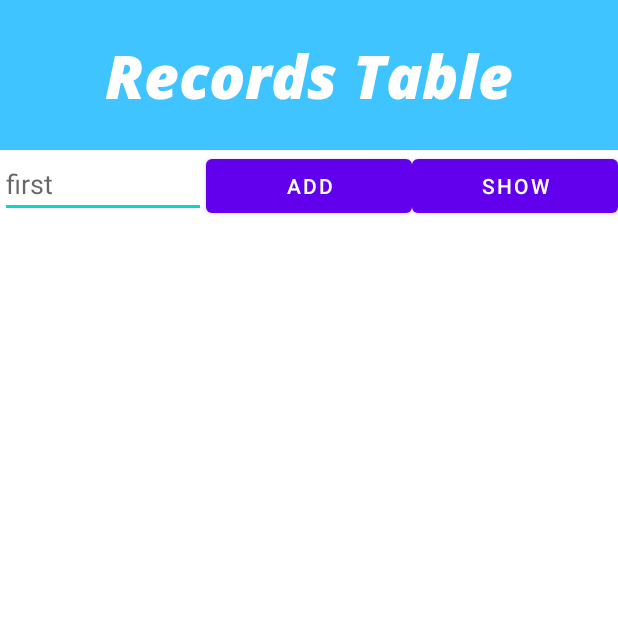
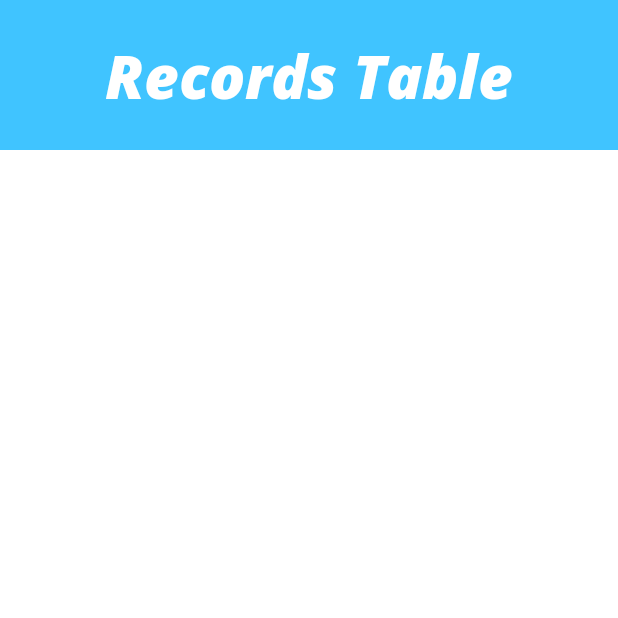
Before and after one commit to jachetblix/Hangman_next_step, an Android app: the Record_Screen screen opened directly, with no data from a screen before it, on a phone screen of 412 x 824 dp, the top half of it. Run offline under Robolectric (Android 15) with nearby library versions, the phone set to English and light mode, and no system bars.

Commit message:
db works

```diff
--- a/app/src/main/java/com/example/hangman_next_step/MainActivity.java
+++ b/app/src/main/java/com/example/hangman_next_step/MainActivity.java
@@ -24,7 +24,7 @@ public class MainActivity extends AppCompatActivity{
 
 
     final String TABLE_NAME = "score_table";
-    final String CREATE_TABLE_CMD="CREATE TABLE IF NOT EXISTS " + TABLE_NAME +"(id INTEGER PRIMARY KEY AUTOINCREMENT, name TEXT);";
+    final String CREATE_TABLE_CMD="CREATE TABLE IF NOT EXISTS " + TABLE_NAME +"(id INTEGER PRIMARY KEY AUTOINCREMENT, name TEXT , score INTEGER);";
     SQLiteDatabase database;
     @Override
     protected void onCreate(Bundle savedInstanceState) {
@@ -32,7 +32,7 @@ public class MainActivity extends AppCompatActivity{
         setContentView(R.layout.activity_main);
 
         //CREATE DB FOR THE APP
-        database = openOrCreateDatabase("database1.sql", MODE_PRIVATE, null);
+        database = openOrCreateDatabase("database2.sql", MODE_PRIVATE, null);
 
         database.execSQL(CREATE_TABLE_CMD);
 
--- a/app/src/main/java/com/example/hangman_next_step/Record_Screen.java
+++ b/app/src/main/java/com/example/hangman_next_step/Record_Screen.java
@@ -23,46 +23,25 @@ public class Record_Screen extends AppCompatActivity {
         super.onCreate(savedInstanceState);
         setContentView(R.layout.record_activity);
 
-        database = openOrCreateDatabase("database1.sql", MODE_PRIVATE, null);
+        database = openOrCreateDatabase("database2.sql", MODE_PRIVATE, null);
 
         //database.execSQL(CREATE_TABLE_CMD);
 
         final ListView listview = findViewById(R.id.recordListView);
-        final EditText nameEt = findViewById(R.id.firstInput);
 
         ArrayAdapter<String> adapter = new ArrayAdapter<>(this, android.R.layout.simple_list_item_1);
         listview.setAdapter(adapter);
 
-        Button addBtn = findViewById(R.id.addBtn);
-        addBtn.setOnClickListener(new View.OnClickListener() {
-            @Override
-            public void onClick(View v) {
-                String name = nameEt.getText().toString();
-
-                ContentValues contentvalues = new ContentValues();
-                contentvalues.put("name", name);
-                database.insert(TABLE_NAME,null,contentvalues);
-                nameEt.setText("");
-            }
-        });
-
-        Button showBtn = findViewById(R.id.showBtn);
-        showBtn.setOnClickListener(new View.OnClickListener() {
-            @Override
-            public void onClick(View v) {
-                adapter.clear();
-
         Cursor cursor =  database.query(TABLE_NAME, null,null,null,null,null,null,null);
 
         int nameIndex = cursor.getColumnIndex("name");
+        int scoreIndex = cursor.getColumnIndex("score");
 
         while(cursor.moveToNext())
         {
-                    String name = cursor.getString(nameIndex);
+            String name = cursor.getString(nameIndex) + " " + cursor.getString(scoreIndex);
             adapter.add(name);
         }
         adapter.notifyDataSetChanged();
     }
-        });
 }
-}
--- a/app/src/main/java/com/example/hangman_next_step/Second_Screen.java
+++ b/app/src/main/java/com/example/hangman_next_step/Second_Screen.java
@@ -33,7 +33,7 @@ public class Second_Screen extends AppCompatActivity {
         super.onCreate(savedInstanceState);
         setContentView(R.layout.second_activity);
 
-        String playerName = getIntent().getStringExtra(getString(R.string.txt_details));
+        String playerName = getIntent().getStringExtra("playerName");
         TextView playerTe = findViewById(R.id.helloUser);
         playerTe.setText("hello " + playerName + " lets play");
         //Objects
--- a/app/src/main/res/layout/record_activity.xml
+++ b/app/src/main/res/layout/record_activity.xml
@@ -13,28 +13,6 @@
         android:textColor="@color/white"
         android:background="@color/colorPrimary"
         android:text="@string/txt_records"/>
-    <LinearLayout
-        android:layout_width="match_parent"
-        android:layout_height="wrap_content">
-        <EditText
-            android:layout_width="0dp"
-            android:layout_height="wrap_content"
-            android:layout_weight="1"
-            android:hint="first"
-            android:id="@+id/firstInput"/>
-        <Button
-            android:layout_width="0dp"
-            android:layout_height="wrap_content"
-            android:layout_weight="1"
-            android:text="add"
-            android:id="@+id/addBtn"/>
-        <Button
-            android:layout_width="0dp"
-            android:layout_height="wrap_content"
-            android:layout_weight="1"
-            android:text="show"
-            android:id="@+id/showBtn"/>
-    </LinearLayout>
     <ListView
         android:layout_width="match_parent"
         android:layout_height="match_parent"
```
Also changed, not shown: app/src/main/java/com/example/hangman_next_step/Third_Screen.java (+18 -1 lines). Lines whose indentation alone changed are shown as unchanged.
